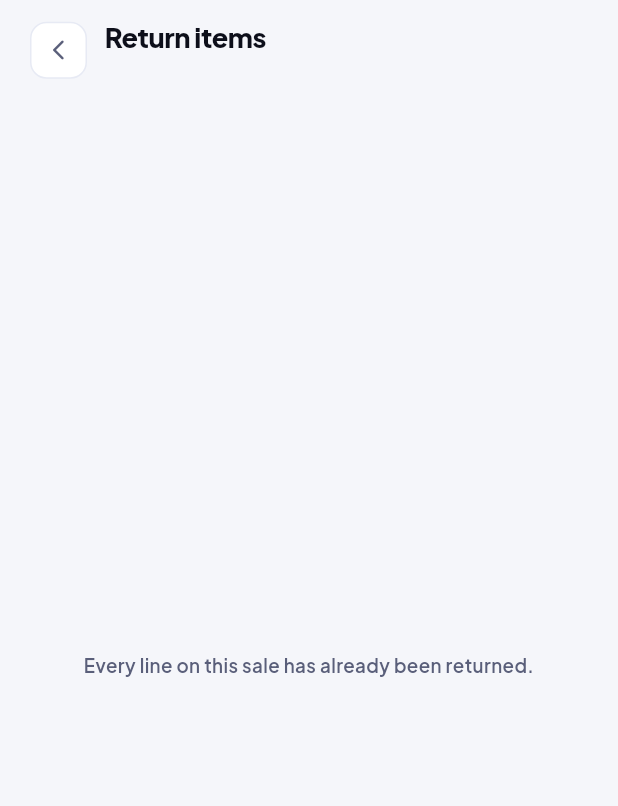
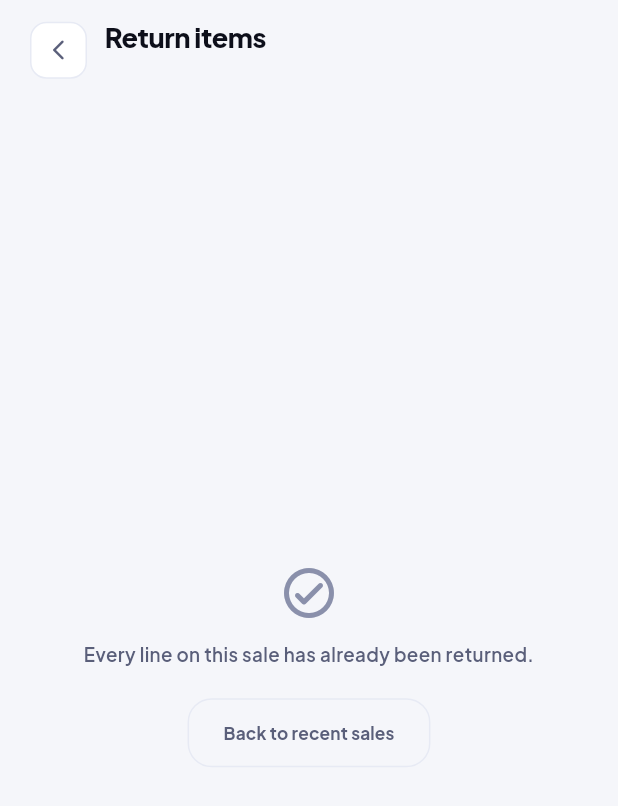
Before and after one commit to JhonDexter22/storev2, a Flutter app: the _ReturnDetailScreen screen opened directly with empty values, on a phone screen of 412 x 824 dp. Shown: the top 806 px of the screen. Run offline on Flutter 3.47's test engine with Material 3 defaults, Android fonts, the light colour scheme and no system bars; our stand-ins replace file_picker, google_fonts, image_picker, share_plus, shared_preferences, sqflite; missing offline and left inert: mobile_scanner, print_bluetooth_thermal; accounts and stored records are empty.

Commit message:
current returns screen

```diff
--- a/lib/screens/returns_screen.dart
+++ b/lib/screens/returns_screen.dart
@@ -2,6 +2,7 @@ import 'package:flutter/material.dart';
 
 import '../core/design_tokens.dart';
 import '../core/responsive.dart';
+import '../models/payment_type.dart';
 import '../models/refund_model.dart';
 import '../models/sale_model.dart';
 import '../services/sales_service.dart';
@@ -389,7 +390,15 @@ class _ReturnDetailScreenState extends State<_ReturnDetailScreen> {
   final SalesService _sales = SalesService();
 
   static const _reasons = ['Damaged', 'Wrong item', 'Expired', 'Changed mind'];
-  static const _methods = ['Cash', 'GCash', 'Store credit'];
+  /// Refund routes follow the same configuration as checkout: a store that
+  /// does not take GCash should not be offering a GCash refund. Utang is not
+  /// among them — money goes back, it does not go on a tab — and store credit
+  /// is added because it is a refund route rather than a payment type.
+  static List<String> get _methods => [
+        for (final t in SettingsService.instance.paymentTypes)
+          if (t.kind != PaymentKind.utang) t.name,
+        'Store credit',
+      ];
 
   List<ReturnableLine> _lines = [];
   final Map<int, int> _selected = {}; // productId -> qty
@@ -511,8 +520,38 @@ class _ReturnDetailScreenState extends State<_ReturnDetailScreen> {
                   ? Center(
                       child: Padding(
                         padding: const EdgeInsets.all(32),
-                        child: Text('Every line on this sale has already been returned.',
-                            textAlign: TextAlign.center, style: AppText.body()),
+                        child: Column(
+                          mainAxisSize: MainAxisSize.min,
+                          children: [
+                            const Icon(Icons.check_circle_outline_rounded,
+                                size: 40, color: AppColors.muted),
+                            const SizedBox(height: 12),
+                            Text(
+                                'Every line on this sale has already been '
+                                'returned.',
+                                textAlign: TextAlign.center,
+                                style: AppText.body()),
+                            const SizedBox(height: 20),
+                            // Was a message in an empty screen whose only way
+                            // out was the back arrow in the corner.
+                            SizedBox(
+                              height: 46,
+                              child: OutlinedButton(
+                                onPressed: () => Navigator.pop(context),
+                                style: OutlinedButton.styleFrom(
+                                  foregroundColor: AppColors.body,
+                                  side: const BorderSide(
+                                      color: AppColors.hairline),
+                                  shape: RoundedRectangleBorder(
+                                      borderRadius: BorderRadius.circular(
+                                          AppRadius.cta)),
+                                ),
+                                child: Text('Back to recent sales',
+                                    style: AppText.chip(color: AppColors.body)),
+                              ),
+                            ),
+                          ],
+                        ),
                       ),
                     )
                   : ListView(
```
